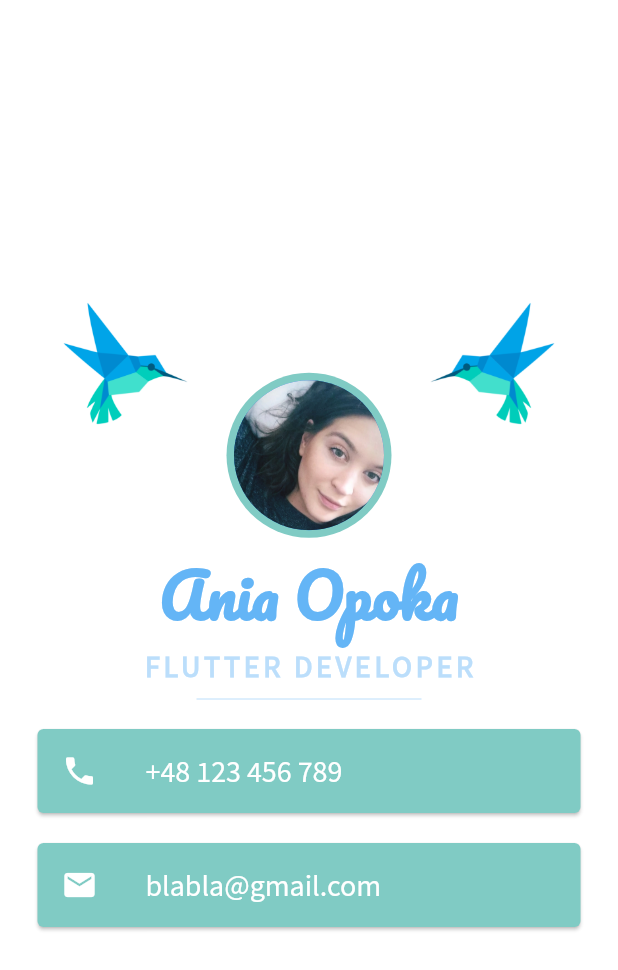
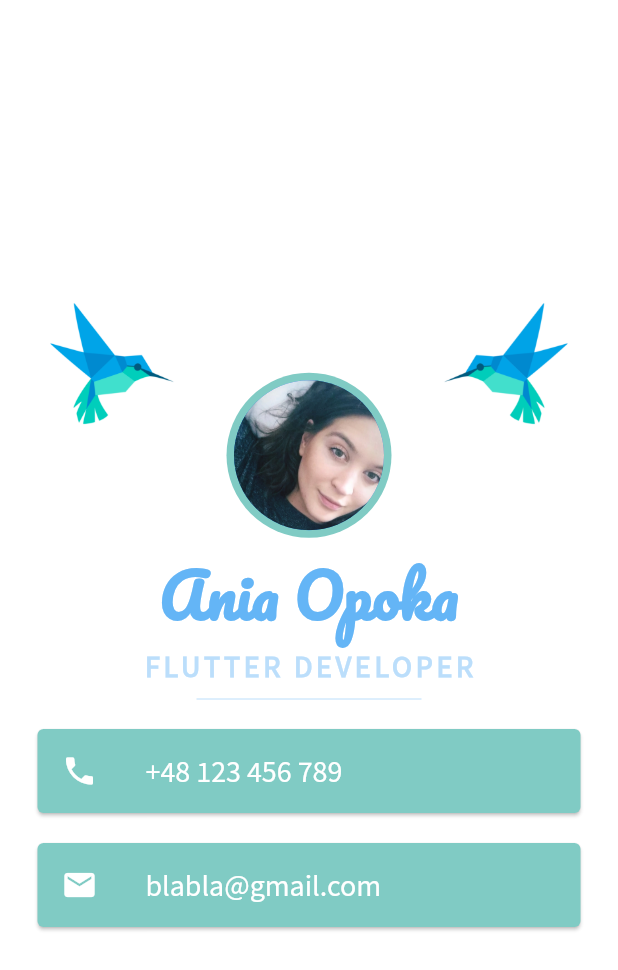
Before and after one commit to aopoka/flutter-my-card, a Flutter app: the screen it shows after launch, on a phone screen of 412 x 824 dp. Shown: the top 970 px of the screen. Run offline on Flutter 3.47's test engine with Material 2 defaults, Android fonts, the phone set to English and light mode, and no system bars.

Commit message:
Improving the layout
Added Expanded widget around images to assure they are properly displayed on a phone screen

```diff
--- a/lib/main.dart
+++ b/lib/main.dart
@@ -22,11 +22,13 @@ class MyApp extends StatelessWidget {
             Row(
               mainAxisAlignment: MainAxisAlignment.center,
               children: <Widget>[
-                Padding(
+                Expanded(
+                  child: Padding(
                     padding: const EdgeInsets.only(right: 15.0, bottom: 55.0),
                     child: Image(
                       height: 110.0,
                       image: AssetImage('images/bird.png'),
+                    ),
                   ),
                 ),
                 Padding(
@@ -40,11 +42,13 @@ class MyApp extends StatelessWidget {
                     ),
                   ),
                 ),
-                Padding(
+                Expanded(
+                  child: Padding(
                     padding: const EdgeInsets.only(left: 15.0, bottom: 55.0),
                     child: Image(
                       height: 110.0,
                       image: AssetImage('images/birdCopy.png'),
+                    ),
                   ),
                 ),
               ],
```
Lines whose indentation alone changed are shown as unchanged.
